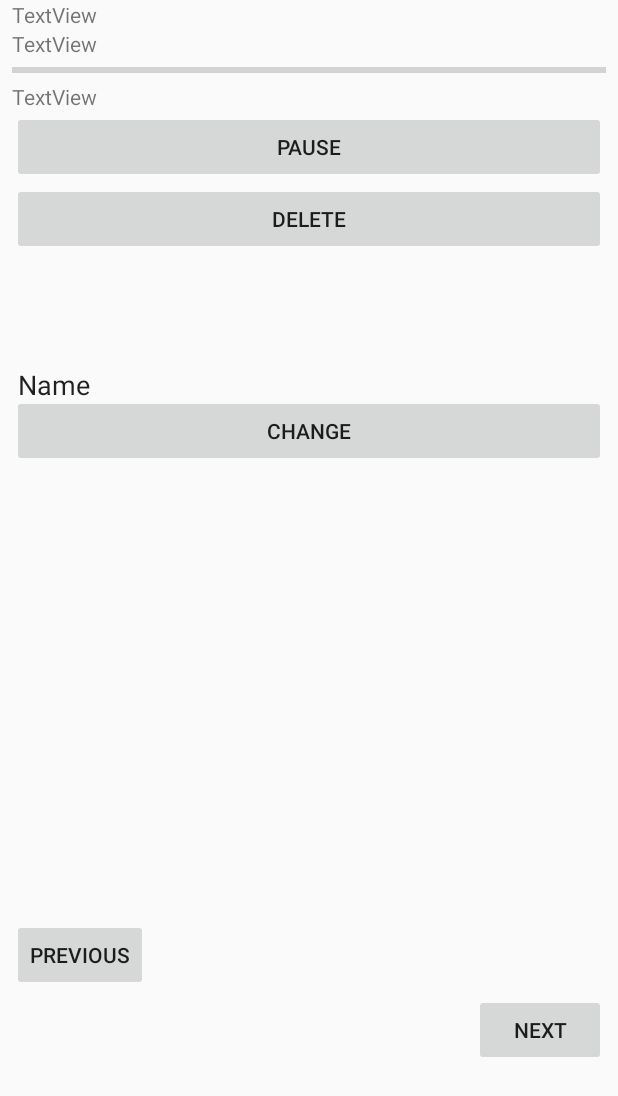
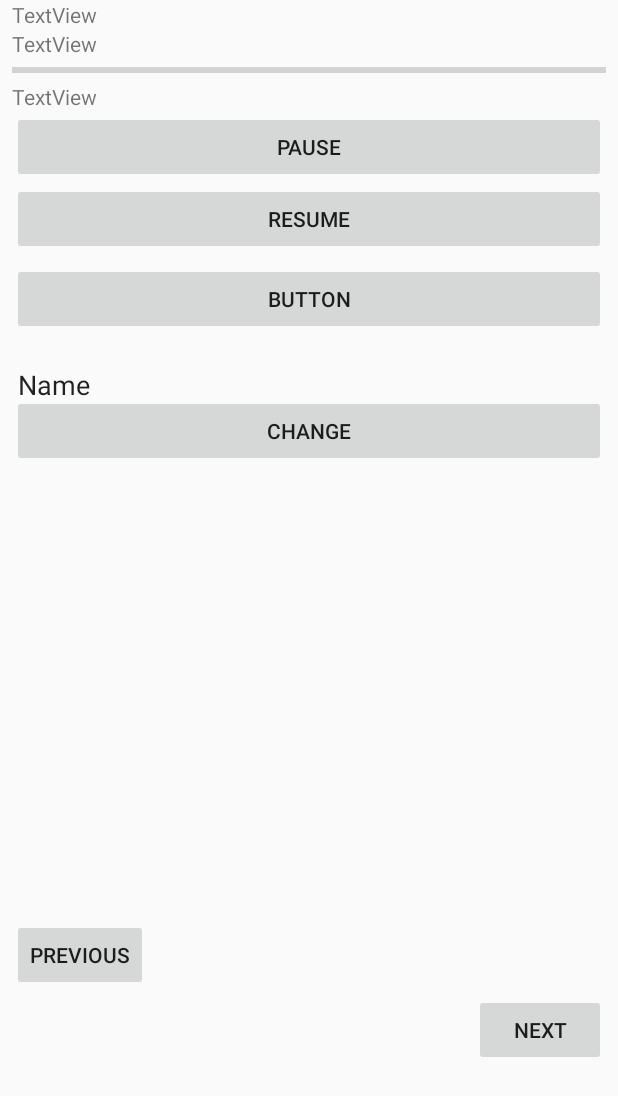
Before and after one commit to 774889315/774889315, an Android app: the layout activity_main.xml on its own in the app's theme, with its tools: preview values and no code run, on a phone screen of 412 x 824 dp, the part 140-1236 px from its top. Run offline under Robolectric (Android 15) with nearby library versions, the phone set to English and light mode, and no system bars.

Commit message:
Add files via upload

```diff
--- a/src/main/java/com/example/administrator/downloadtool10/GetSize.java
+++ b/src/main/java/com/example/administrator/downloadtool10/GetSize.java
@@ -19,7 +19,6 @@ public class GetSize extends Task implements Runnable
     double fileSize;
     public void run() {
         try
-
         {
             URLConnection urlcon = (HttpURLConnection) url.openConnection();
             fileSize = urlcon.getContentLength();
--- a/src/main/res/layout/activity_main.xml
+++ b/src/main/res/layout/activity_main.xml
@@ -109,14 +109,14 @@
         android:id="@+id/button4"
         android:layout_width="0dp"
         android:layout_height="wrap_content"
-        android:text="DELETE"
-        tools:layout_constraintTop_creator="1"
-        tools:layout_constraintRight_creator="1"
+        android:text="RESUME"
+        app:layout_constraintHorizontal_bias="1.0"
+        app:layout_constraintLeft_toLeftOf="@+id/button3"
         app:layout_constraintRight_toRightOf="@+id/button3"
         app:layout_constraintTop_toBottomOf="@+id/button3"
         tools:layout_constraintLeft_creator="1"
-        app:layout_constraintLeft_toLeftOf="@+id/button3"
-        app:layout_constraintHorizontal_bias="0.0" />
+        tools:layout_constraintRight_creator="1"
+        tools:layout_constraintTop_creator="1" />
 
     <Button
         android:id="@+id/button2"
@@ -185,4 +185,22 @@
         android:layout_marginTop="64dp"
         app:layout_constraintTop_toBottomOf="@+id/button4" />
 
+    <Button
+        android:id="@+id/button7"
+        android:layout_width="0dp"
+        android:layout_height="wrap_content"
+        android:text="Button"
+        app:layout_constraintLeft_toLeftOf="parent"
+        app:layout_constraintRight_toRightOf="parent"
+        tools:layout_constraintTop_creator="1"
+        tools:layout_constraintRight_creator="1"
+        android:layout_marginStart="8dp"
+        android:layout_marginEnd="8dp"
+        app:layout_constraintTop_toBottomOf="@+id/button4"
+        tools:layout_constraintLeft_creator="1"
+        android:layout_marginLeft="8dp"
+        android:layout_marginRight="8dp"
+        android:layout_marginTop="5dp"
+        app:layout_constraintHorizontal_bias="1.0" />
+
 </android.support.constraint.ConstraintLayout>
```
Also changed, not shown: src/main/java/com/example/administrator/downloadtool10/MainActivity.java (+41 -20 lines), src/main/java/com/example/administrator/downloadtool10/Task.java (+144 -40 lines).
